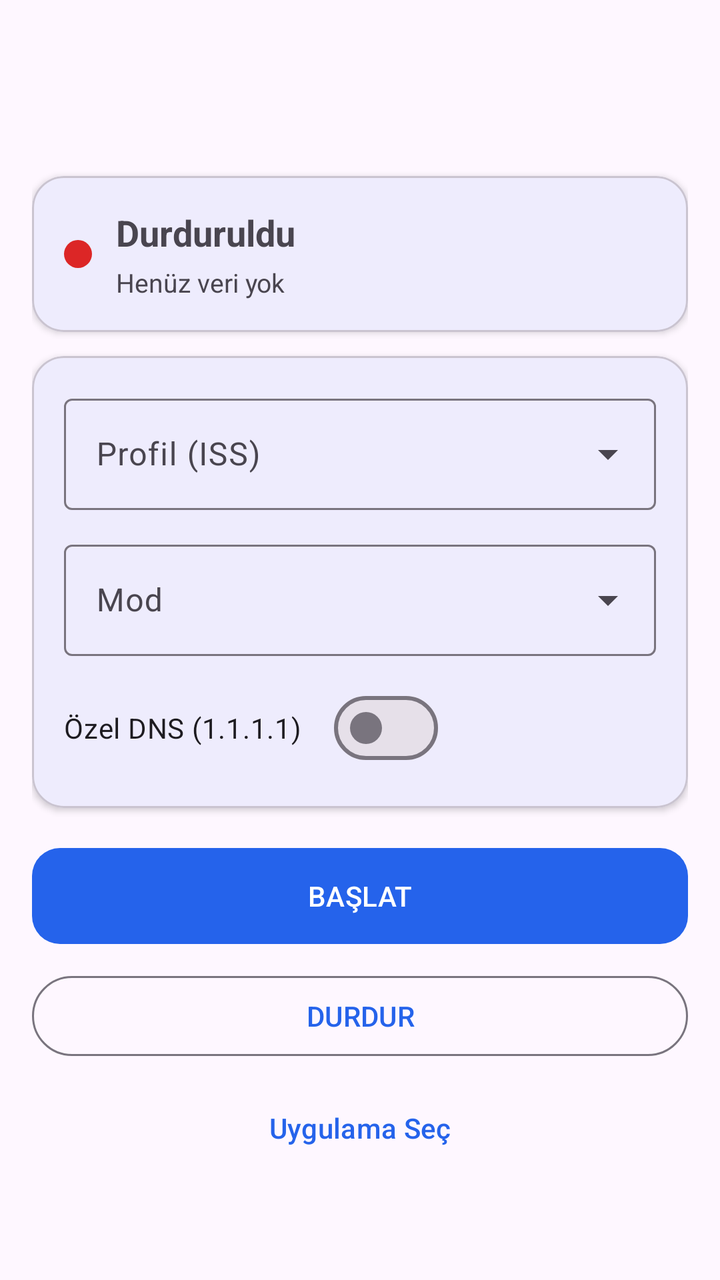
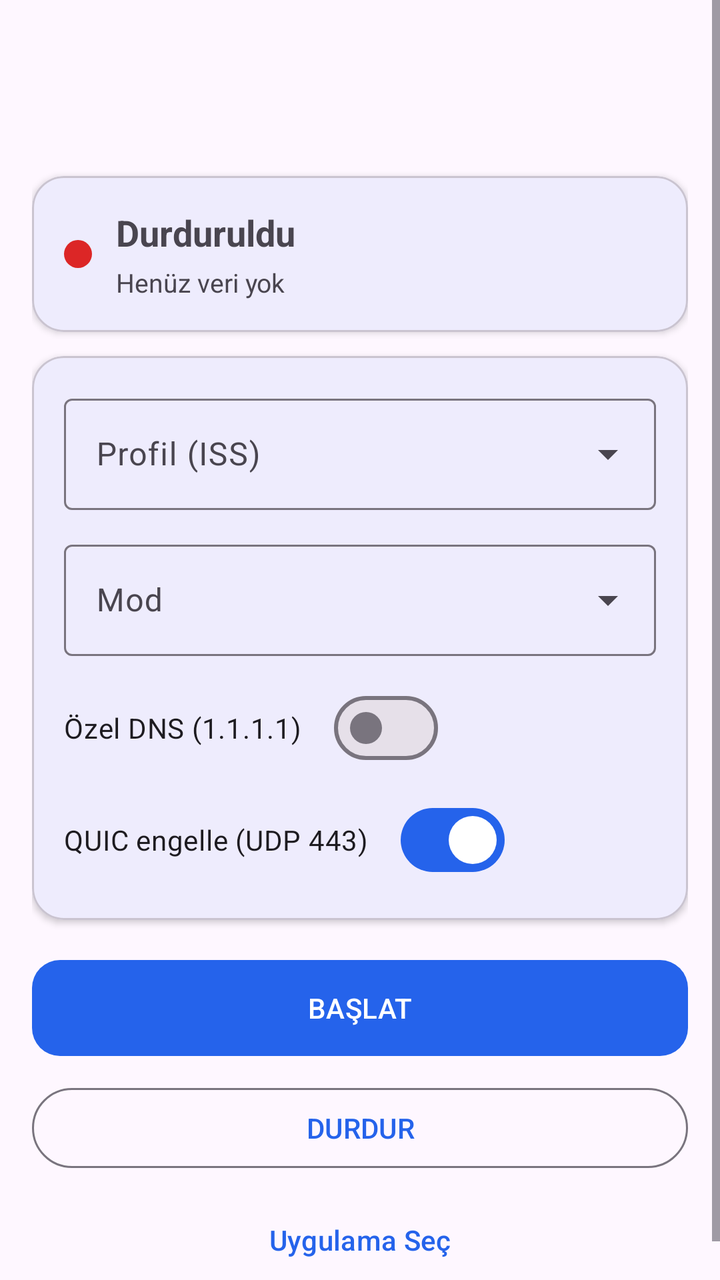

Screens rendered from an Android XML layout before and after an edit, with the pre-edit source and the edit as a unified diff.
<!-- AndroidManifest.xml: application theme Theme.DpiVpn -->
<!-- res/layout/activity_main.xml -->
<?xml version="1.0" encoding="utf-8"?>
<ScrollView xmlns:android="http://schemas.android.com/apk/res/android"
    xmlns:app="http://schemas.android.com/apk/res-auto"
    android:layout_width="match_parent"
    android:layout_height="match_parent"
    android:fillViewport="true">

    <LinearLayout
        android:layout_width="match_parent"
        android:layout_height="wrap_content"
        android:orientation="vertical"
        android:padding="16dp">

        <com.google.android.material.appbar.MaterialToolbar
            android:layout_width="match_parent"
            android:layout_height="wrap_content"
            android:title="@string/app_name"
            app:titleCentered="true"
            style="@style/Widget.Material3.Toolbar.Surface" />

        <com.google.android.material.card.MaterialCardView
            android:layout_width="match_parent"
            android:layout_height="wrap_content"
            android:layout_marginTop="8dp"
            app:cardCornerRadius="16dp"
            app:cardElevation="2dp">

            <LinearLayout
                android:layout_width="match_parent"
                android:layout_height="wrap_content"
                android:orientation="horizontal"
                android:padding="16dp"
                android:gravity="center_vertical">

                <View
                    android:id="@+id/statusDot"
                    android:layout_width="14dp"
                    android:layout_height="14dp"
                    android:background="@drawable/dot_red" />

                <LinearLayout
                    android:layout_width="0dp"
                    android:layout_height="wrap_content"
                    android:layout_weight="1"
                    android:layout_marginStart="12dp"
                    android:orientation="vertical">

                    <TextView
                        android:id="@+id/statusText"
                        android:layout_width="wrap_content"
                        android:layout_height="wrap_content"
                        android:text="@string/status_stopped"
                        android:textSize="18sp"
                        android:textStyle="bold" />

                    <TextView
                        android:id="@+id/statsText"
                        android:layout_width="wrap_content"
                        android:layout_height="wrap_content"
                        android:layout_marginTop="4dp"
                        android:text="@string/stats_empty"
                        android:textSize="13sp" />
                </LinearLayout>
            </LinearLayout>
        </com.google.android.material.card.MaterialCardView>

        <com.google.android.material.card.MaterialCardView
            android:layout_width="match_parent"
            android:layout_height="wrap_content"
            android:layout_marginTop="12dp"
            app:cardCornerRadius="16dp"
            app:cardElevation="2dp">

            <LinearLayout
                android:layout_width="match_parent"
                android:layout_height="wrap_content"
                android:orientation="vertical"
                android:padding="16dp">

                <com.google.android.material.textfield.TextInputLayout
                    android:layout_width="match_parent"
                    android:layout_height="wrap_content"
                    android:hint="@string/profile_label"
                    style="@style/Widget.Material3.TextInputLayout.OutlinedBox.ExposedDropdownMenu">

                    <AutoCompleteTextView
                        android:id="@+id/profileDropdown"
                        android:layout_width="match_parent"
                        android:layout_height="wrap_content"
                        android:inputType="none" />
                </com.google.android.material.textfield.TextInputLayout>

                <com.google.android.material.textfield.TextInputLayout
                    android:layout_width="match_parent"
                    android:layout_height="wrap_content"
                    android:layout_marginTop="12dp"
                    android:hint="@string/mode_label"
                    style="@style/Widget.Material3.TextInputLayout.OutlinedBox.ExposedDropdownMenu">

                    <AutoCompleteTextView
                        android:id="@+id/modeDropdown"
                        android:layout_width="match_parent"
                        android:layout_height="wrap_content"
                        android:inputType="none" />
                </com.google.android.material.textfield.TextInputLayout>

                <com.google.android.material.materialswitch.MaterialSwitch
                    android:id="@+id/dnsSwitch"
                    android:layout_width="wrap_content"
                    android:layout_height="wrap_content"
                    android:layout_marginTop="12dp"
                    android:text="@string/dns_label" />
            </LinearLayout>
        </com.google.android.material.card.MaterialCardView>

        <com.google.android.material.button.MaterialButton
            android:id="@+id/startButton"
            android:layout_width="match_parent"
            android:layout_height="56dp"
            android:layout_marginTop="16dp"
            android:text="@string/start"
            app:cornerRadius="14dp" />

        <com.google.android.material.button.MaterialButton
            android:id="@+id/stopButton"
            android:layout_width="match_parent"
            android:layout_height="wrap_content"
            android:layout_marginTop="8dp"
            android:text="@string/stop"
            style="@style/Widget.Material3.Button.OutlinedButton" />

        <com.google.android.material.button.MaterialButton
            android:id="@+id/pickAppsButton"
            android:layout_width="match_parent"
            android:layout_height="wrap_content"
            android:layout_marginTop="8dp"
            android:text="@string/pick_apps"
            style="@style/Widget.Material3.Button.TextButton" />
    </LinearLayout>
</ScrollView>
<!-- resources referenced by this layout -->
<resources>
  <!-- drawable dot_red (drawable) -->
  <?xml version="1.0" encoding="utf-8"?>
  <shape xmlns:android="http://schemas.android.com/apk/res/android" android:shape="oval">
      <solid android:color="#DC2626" />
      <size android:width="14dp" android:height="14dp" />
  </shape>
  <string name="app_name">DPI VPN</string>
  <string name="dns_label">Özel DNS (1.1.1.1)</string>
  <string name="mode_label">Mod</string>
  <string name="pick_apps">Uygulama Seç</string>
  <string name="profile_label">Profil (ISS)</string>
  <string name="start">BAŞLAT</string>
  <string name="stats_empty">Henüz veri yok</string>
  <string name="status_stopped">Durduruldu</string>
  <string name="stop">DURDUR</string>
  <style name="Theme.DpiVpn" parent="Theme.Material3.DayNight.NoActionBar">
          <item name="colorPrimary">#2563EB</item>
          <item name="colorOnPrimary">#FFFFFF</item>
          <item name="colorSecondaryContainer">#DBEAFE</item>
      </style>
</resources>

<!-- the commit's change to res/layout/activity_main.xml (unified diff, before → after) -->
@@ -110,6 +110,14 @@
                     android:layout_height="wrap_content"
                     android:layout_marginTop="12dp"
                     android:text="@string/dns_label" />
+
+                <com.google.android.material.materialswitch.MaterialSwitch
+                    android:id="@+id/quicSwitch"
+                    android:layout_width="wrap_content"
+                    android:layout_height="wrap_content"
+                    android:layout_marginTop="8dp"
+                    android:text="@string/quic_label"
+                    android:checked="true" />
             </LinearLayout>
         </com.google.android.material.card.MaterialCardView>
 
<!-- resource entries referenced after the edit -->
@@ -11,6 +11,7 @@
   <string name="mode_label">Mod</string>
   <string name="pick_apps">Uygulama Seç</string>
   <string name="profile_label">Profil (ISS)</string>
+  <string name="quic_label">QUIC engelle (UDP 443)</string>
   <string name="start">BAŞLAT</string>
   <string name="stats_empty">Henüz veri yok</string>
   <string name="status_stopped">Durduruldu</string>
